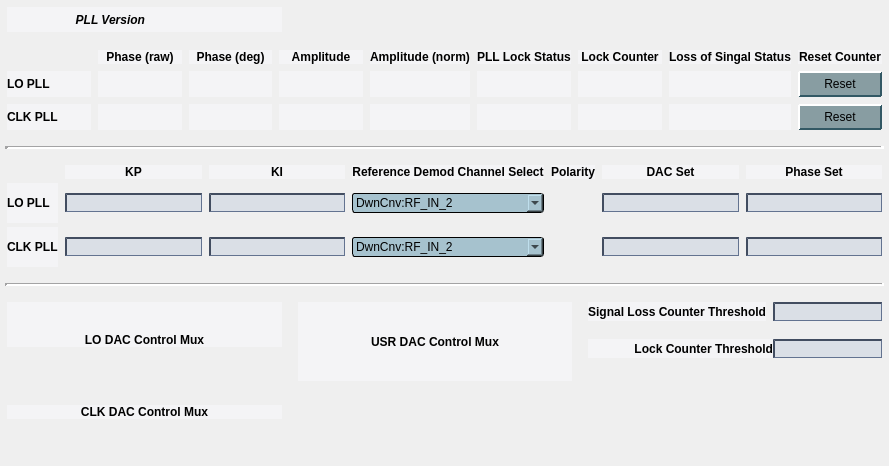
cristinasewell/ATCA_PyDM_Screens, file pll.ui: the form before one commit.
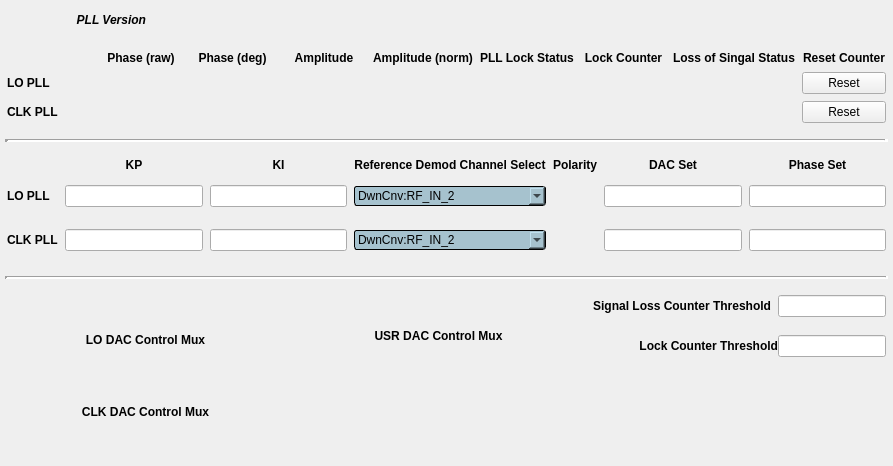
The form after the commit. Custom widgets are drawn as their Qt base class.

Commit message: Remove local stylesheet from pll display

Patch:
```diff
--- a/pll.ui
+++ b/pll.ui
@@ -6,169 +6,13 @@
    <rect>
     <x>0</x>
     <y>0</y>
-    <width>889</width>
+    <width>893</width>
     <height>466</height>
    </rect>
   </property>
   <property name="windowTitle">
    <string>PLL - ${DEVICE}</string>
   </property>
-  <property name="styleSheet">
-   <string notr="true">/* Background color of popup-list.*/ 
-QComboBox QListView{
-    background-color:white;
-    border:1px solid gray;
-}
-/* Needed to complete the rule set. */
-QComboBox::item:alternate {
-    background: white;
-}
-/* Color of the selected list item. */
-QComboBox::item:selected {
-    border: 1px solid transparent;
-    background:yellow;
-}
-/* Indicator will shine through the label text if you don't make it hidden. */
-QComboBox::indicator{
-    background-color:transparent;
-    selection-background-color:transparent;
-    color:transparent;
-    selection-color:transparent;
-}
-
-QFrame{
-  background-color: rgb(244,244,246)
-}
-
-QPushButton {
-    background-color: rgb(136,157,162);
-    border-color: rgb(212,228,233) rgb(50,88,100) rgb(50,88,100) rgb(212,228,233);
-    border-style: outset;
-    border-radius: 1px;
-    border-width: 2px; 
-    padding: 4px;
-}
-QPushButton:hover {
-   background-color: rgb(106,127,132);
-}
-QPushButton:pressed {
-    background-color: rgb(208,229,232);
-    border-style: inset;
-    border-width: 2px;
-	border-color: rgb(50,88,100) rgb(212,228,233) rgb(212,228,233) rgb(50,88,100);
-}
-QPushButton:checked{
-    background-color: rgb(208,229,232);
-    border-style: inset;
-    border-width: 2px;
-	border-color:  rgb(112,134,142) rgb(229,233,235) rgb(239,233,235) rgb(112,134,142);
-}
-QLineEdit {
-  background-color: rgb(218,223,230);
-  border-color: rgb(66,77,96);
-  border-style: inset;
-  border-width: 2px 1px 1px 2px;
-}
-QLineEdit:hover {
- background-color: rgb(198,203,210)
-}
-PyDMLabel {
-  background-color: rgb(189,197,205);
-}
-
- QTabWidget::pane {
-    border: 1px solid black;
-    background: white;
-}
-
-QTabWidget::tab-bar:top {
-    top: 1px;
-}
-
-QTabWidget::tab-bar:bottom {
-    bottom: 1px;
-}
-
-QTabWidget::tab-bar:left {
-    right: 1px;
-}
-
-QTabWidget::tab-bar:right {
-    left: 1px;
-}
-
-QTabBar::tab {
-    border: 1px solid black;
-}
-
-QTabBar::tab:selected {
-    background: rgb(220,229,236);
-}
-
-QTabBar::tab:!selected {
-    background: rgb(132,165,190);
-}
-
-QTabBar::tab:!selected:hover {
-    background: rgb(120,153,178);
-}
-
-QTabBar::tab:top:!selected {
-    margin-top: 3px;
-}
-
-QTabBar::tab:bottom:!selected {
-    margin-bottom: 3px;
-}
-
-QTabBar::tab:top, QTabBar::tab:bottom {
-    min-width: 6ex;
-    margin-right: -1px;
-    padding: 4px 8px 4px 8px;
-	border-radius: 2px;
-}
-
-QTabBar::tab:top:selected {
-    border-bottom-color: none;
-}
-
-QTabBar::tab:bottom:selected {
-    border-top-color: none;
-}
-
-QTabBar::tab:top:last, QTabBar::tab:bottom:last,
-QTabBar::tab:top:only-one, QTabBar::tab:bottom:only-one {
-    margin-right: 0;
-}
-
-QTabBar::tab:left:!selected {
-    margin-right: 3px;
-}
-
-QTabBar::tab:right:!selected {
-    margin-left: 3px;
-}
-
-QTabBar::tab:left, QTabBar::tab:right {
-    min-height: 6ex;
-    margin-bottom: -1px;
-    padding: 8px 5px 8px 5px;
-	border-radius: 2px;
-}
-
-QTabBar::tab:left:selected {
-    border-left-color: none;
-}
-
-QTabBar::tab:right:selected {
-    border-right-color: none;
-}
-
-QTabBar::tab:left:last, QTabBar::tab:right:last,
-QTabBar::tab:left:only-one, QTabBar::tab:right:only-one {
-    margin-bottom: 0;
-}</string>
-  </property>
   <layout class="QGridLayout" name="gridLayout_2">
    <property name="leftMargin">
     <number>5</number>
```
